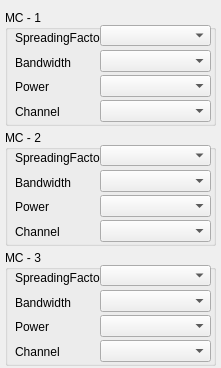
MirAlexey/lsm_2, file dis_form/form4.ui: the form before one commit.
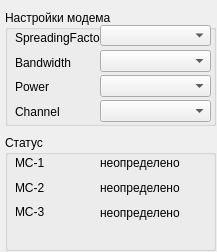
The form after the commit.

The edit to the form file:
```diff
--- a/dis_form/form4.ui
+++ b/dis_form/form4.ui
@@ -6,8 +6,8 @@
    <rect>
     <x>0</x>
     <y>0</y>
-    <width>221</width>
-    <height>368</height>
+    <width>217</width>
+    <height>252</height>
    </rect>
   </property>
   <property name="windowTitle">
@@ -23,7 +23,7 @@
     </rect>
    </property>
    <property name="title">
-    <string>МС - 1</string>
+    <string>Настройки модема</string>
    </property>
    <widget class="QLabel" name="label">
     <property name="geometry">
@@ -122,13 +122,13 @@
    <property name="geometry">
     <rect>
      <x>5</x>
-     <y>130</y>
+     <y>135</y>
      <width>211</width>
      <height>116</height>
     </rect>
    </property>
    <property name="title">
-    <string>МС - 2</string>
+    <string>Статус</string>
    </property>
    <widget class="QLabel" name="label_5">
     <property name="geometry">
@@ -140,7 +140,7 @@
      </rect>
     </property>
     <property name="text">
-     <string>SpreadingFactor</string>
+     <string>МС-1</string>
     </property>
    </widget>
    <widget class="QLabel" name="label_6">
@@ -153,7 +153,7 @@
      </rect>
     </property>
     <property name="text">
-     <string>Bandwidth</string>
+     <string>MС-2</string>
     </property>
    </widget>
    <widget class="QLabel" name="label_7">
@@ -166,165 +166,46 @@
      </rect>
     </property>
     <property name="text">
-     <string>Power</string>
+     <string>MC-3</string>
     </property>
    </widget>
-   <widget class="QComboBox" name="comboBox_5">
+   <widget class="QLabel" name="Status_MC1">
     <property name="geometry">
      <rect>
       <x>95</x>
-      <y>15</y>
-      <width>111</width>
-      <height>21</height>
-     </rect>
-    </property>
-   </widget>
-   <widget class="QComboBox" name="comboBox_6">
-    <property name="geometry">
-     <rect>
-      <x>95</x>
-      <y>40</y>
-      <width>111</width>
-      <height>22</height>
-     </rect>
-    </property>
-   </widget>
-   <widget class="QComboBox" name="comboBox_7">
-    <property name="geometry">
-     <rect>
-      <x>95</x>
-      <y>65</y>
-      <width>111</width>
-      <height>22</height>
-     </rect>
-    </property>
-   </widget>
-   <widget class="QComboBox" name="comboBox_8">
-    <property name="geometry">
-     <rect>
-      <x>95</x>
-      <y>90</y>
-      <width>111</width>
-      <height>22</height>
-     </rect>
-    </property>
-   </widget>
-   <widget class="QLabel" name="label_8">
-    <property name="geometry">
-     <rect>
-      <x>10</x>
-      <y>95</y>
-      <width>47</width>
-      <height>13</height>
-     </rect>
-    </property>
-    <property name="text">
-     <string>Channel</string>
-    </property>
-   </widget>
-  </widget>
-  <widget class="QGroupBox" name="groupBox_3">
-   <property name="geometry">
-    <rect>
-     <x>5</x>
-     <y>250</y>
-     <width>211</width>
-     <height>116</height>
-    </rect>
-   </property>
-   <property name="title">
-    <string>МС - 3</string>
-   </property>
-   <widget class="QLabel" name="label_9">
-    <property name="geometry">
-     <rect>
-      <x>10</x>
       <y>20</y>
       <width>86</width>
       <height>16</height>
      </rect>
     </property>
     <property name="text">
-     <string>SpreadingFactor</string>
+     <string>неопределено</string>
     </property>
    </widget>
-   <widget class="QLabel" name="label_10">
+   <widget class="QLabel" name="Status_MC2">
     <property name="geometry">
      <rect>
-      <x>10</x>
+      <x>95</x>
       <y>45</y>
-      <width>76</width>
+      <width>81</width>
       <height>16</height>
      </rect>
     </property>
     <property name="text">
-     <string>Bandwidth</string>
+     <string>неопределено</string>
     </property>
    </widget>
-   <widget class="QLabel" name="label_11">
+   <widget class="QLabel" name="Status_MC3">
     <property name="geometry">
      <rect>
-      <x>10</x>
+      <x>95</x>
       <y>70</y>
-      <width>47</width>
-      <height>13</height>
+      <width>86</width>
+      <height>16</height>
      </rect>
     </property>
     <property name="text">
-     <string>Power</string>
-    </property>
-   </widget>
-   <widget class="QComboBox" name="comboBox_9">
-    <property name="geometry">
-     <rect>
-      <x>95</x>
-      <y>15</y>
-      <width>111</width>
-      <height>21</height>
-     </rect>
-    </property>
-   </widget>
-   <widget class="QComboBox" name="comboBox_10">
-    <property name="geometry">
-     <rect>
-      <x>95</x>
-      <y>40</y>
-      <width>111</width>
-      <height>22</height>
-     </rect>
-    </property>
-   </widget>
-   <widget class="QComboBox" name="comboBox_11">
-    <property name="geometry">
-     <rect>
-      <x>95</x>
-      <y>65</y>
-      <width>111</width>
-      <height>22</height>
-     </rect>
-    </property>
-   </widget>
-   <widget class="QComboBox" name="comboBox_12">
-    <property name="geometry">
-     <rect>
-      <x>95</x>
-      <y>90</y>
-      <width>111</width>
-      <height>22</height>
-     </rect>
-    </property>
-   </widget>
-   <widget class="QLabel" name="label_12">
-    <property name="geometry">
-     <rect>
-      <x>10</x>
-      <y>95</y>
-      <width>47</width>
-      <height>13</height>
-     </rect>
-    </property>
-    <property name="text">
-     <string>Channel</string>
+     <string>неопределено</string>
     </property>
    </widget>
   </widget>
```
Left out of the diff: 14 changed lines with no effect on the pictures.
